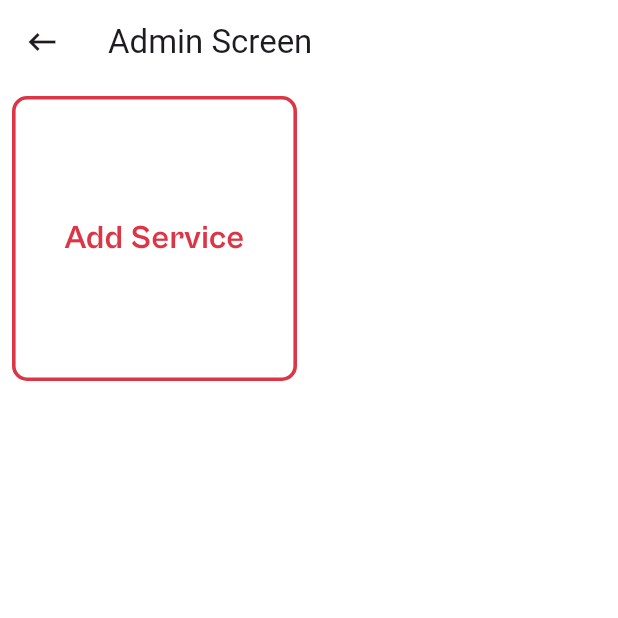
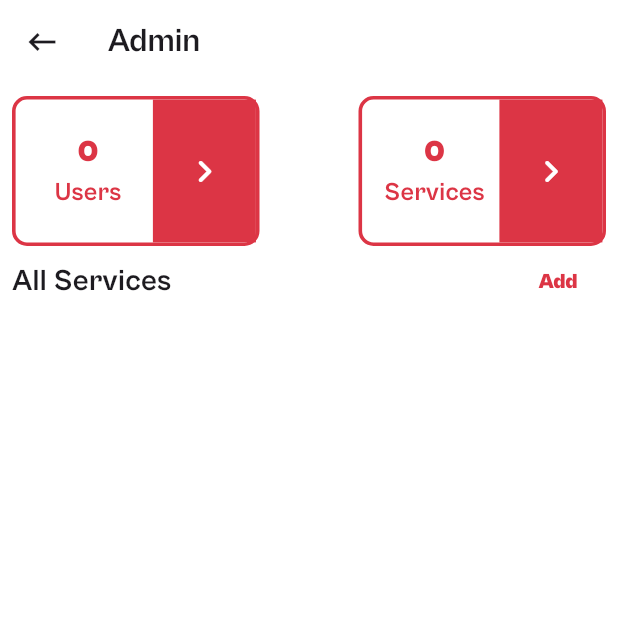
Before and after one commit to KodeInnovate-WorkSpace/s1media_app, a Flutter app: the AdminScreen screen opened directly, on a phone screen of 412 x 824 dp, the top half of it. Run offline on Flutter 3.47's test engine with Material 3 defaults, Android fonts, the phone set to English and light mode, and no system bars; our stand-ins replace cached_network_image, carousel_slider, cloud_firestore, firebase_core, firebase_storage, flutter_dotenv and 7 more; missing offline and left inert: in_app_update, mailer; accounts and stored records are empty.

Commit message:
Update: Admin UI

```diff
--- a/lib/screens/admin.dart
+++ b/lib/screens/admin.dart
@@ -1,20 +1,16 @@
-import 'dart:developer';
+import 'package:cloud_firestore/cloud_firestore.dart';
 import 'package:flutter/material.dart';
-import 'package:s1media_app/screens/add_service.dart';
 
 class AdminScreen extends StatelessWidget {
   const AdminScreen({super.key});
 
   @override
   Widget build(BuildContext context) {
-    List<String> pages = [
-      "Add Service",
-      // "Add Video",
-    ];
     return Scaffold(
       appBar: AppBar(
         title: const Text(
-          "Admin Screen",
+          "Admin",
+          style: TextStyle(fontFamily: 'cgb'),
         ),
         elevation: 0,
         backgroundColor: Colors.white,
@@ -23,67 +19,136 @@ class AdminScreen extends StatelessWidget {
           onPressed: () {
             Navigator.pop(context);
           },
-          icon: const Icon(
-            Icons.keyboard_backspace,
-          ),
+          icon: const Icon(Icons.keyboard_backspace),
         ),
       ),
       backgroundColor: Colors.white,
-      body: GridView.builder(
-        itemCount: pages.length,
-        gridDelegate: const SliverGridDelegateWithFixedCrossAxisCount(crossAxisCount: 2),
-        itemBuilder: (context, index) => Padding(
+      body: Padding(
         padding: const EdgeInsets.all(8.0),
-          child: customContainer(context, pages[index], "p${index + 1}"),
+        child: Column(
+          children: [
+            // User details
+            Row(
+              mainAxisAlignment: MainAxisAlignment.spaceBetween,
+              children: [
+                // User count with flow chart
+                customContainer(context, "Users", 165, 100, "users"),
+                // Total services
+                customContainer(context, "Services", 165, 100, "service"),
+              ],
+            ),
+            // Add service new
+            Row(
+              mainAxisAlignment: MainAxisAlignment.spaceBetween,
+              children: [
+                const Text(
+                  "All Services",
+                  style: TextStyle(fontFamily: "cgb", fontSize: 20),
+                ),
+                TextButton(
+                  onPressed: () {},
+                  style: ButtonStyle(
+                    overlayColor: WidgetStateProperty.all(Colors.transparent),
+                  ),
+                  child: const Text(
+                    "Add",
+                    style: TextStyle(color: Color(0xffdc3545), fontFamily: 'cgblack'),
+                  ),
+                ),
+              ],
+            ),
+          ],
         ),
       ),
     );
   }
 
-  Widget customContainer(BuildContext context, String pageName, String routeName) {
-    final Map<String, WidgetBuilder> pageRoutes = {
-      'p1': (context) => const AddService(),
-      // 'p2': (context) => const AddVideo(),
-    };
+  Widget customUserContainer(BuildContext context, String pageName, double wid, double hei) {
+    return StreamBuilder<QuerySnapshot>(
+      stream: FirebaseFirestore.instance.collection('users').snapshots(),
+      builder: (context, snapshot) {
+        if (!snapshot.hasData) {
+          return const CircularProgressIndicator();
+        }
+        final userCount = snapshot.data!.docs.length;
 
         return InkWell(
-      onTap: () {
-        log("Route Name: $routeName");
-        if (pageRoutes.containsKey(routeName)) {
-          Navigator.push(
-            context,
-            MaterialPageRoute(
-              builder: (context) => pageRoutes[routeName]!(context),
-            ),
-          );
-        } else {
-          ScaffoldMessenger.of(context).showSnackBar(
-            SnackBar(
-              content: Text('Page not found: $pageName'),
-              duration: const Duration(milliseconds: 400),
-            ),
-          );
-        }
-      },
+          onTap: () {},
           child: Container(
-        width: 150,
-        height: 160,
+            width: wid,
+            height: hei,
             decoration: BoxDecoration(
               color: Colors.white,
               borderRadius: const BorderRadius.all(Radius.circular(10)),
               border: Border.all(color: const Color(0xffdc3545), width: 2.4),
             ),
             child: Center(
-          child: Padding(
-            padding: const EdgeInsets.all(8.0),
               child: Text(
-              pageName,
+                "Total Users: ${userCount.toString()}",
                 textAlign: TextAlign.center,
-              style: const TextStyle(color: Color(0xffdc3545), fontFamily: 'cgb', fontSize: 22),
-            ),
+                style: const TextStyle(color: Color(0xffdc3545), fontFamily: 'cgb', fontSize: 20),
               ),
             ),
           ),
         );
+      },
+    );
+  }
+
+  Widget customContainer(BuildContext context, String pageName, double wid, double hei, String collectionName) {
+    return StreamBuilder<QuerySnapshot>(
+      stream: FirebaseFirestore.instance.collection(collectionName).snapshots(),
+      builder: (context, snapshot) {
+        if (!snapshot.hasData) {
+          return const CircularProgressIndicator();
+        }
+        final servicesCount = snapshot.data!.docs.length;
+        return InkWell(
+          onTap: () {},
+          child: Container(
+            width: wid,
+            height: hei,
+            decoration: BoxDecoration(
+              color: Colors.white,
+              borderRadius: const BorderRadius.all(Radius.circular(10)),
+              border: Border.all(color: const Color(0xffdc3545), width: 2.4),
+            ),
+            child: Row(
+              mainAxisAlignment: MainAxisAlignment.spaceBetween,
+              children: [
+                const SizedBox(
+                  width: 5,
+                ),
+                Column(
+                  mainAxisAlignment: MainAxisAlignment.center,
+                  children: [
+                    Text(
+                      servicesCount.toString(),
+                      style: const TextStyle(color: Color(0xffdc3545), fontSize: 20, fontFamily: 'cgblack'),
+                    ),
+                    Text(
+                      pageName,
+                      style: const TextStyle(color: Color(0xffdc3545), fontSize: 17, fontFamily: 'cgb'),
+                    ),
+                  ],
+                ),
+                Container(
+                  height: MediaQuery.of(context).size.height,
+                  width: MediaQuery.of(context).size.width / 6,
+                  decoration: const BoxDecoration(
+                    color: Color(0xffdc3545),
+                  ),
+                  child: const Icon(
+                    Icons.chevron_right_rounded,
+                    color: Colors.white,
+                    size: 30,
+                  ),
+                ),
+              ],
+            ),
+          ),
+        );
+      },
+    );
   }
 }
```
Lines whose indentation alone changed are shown as unchanged.
